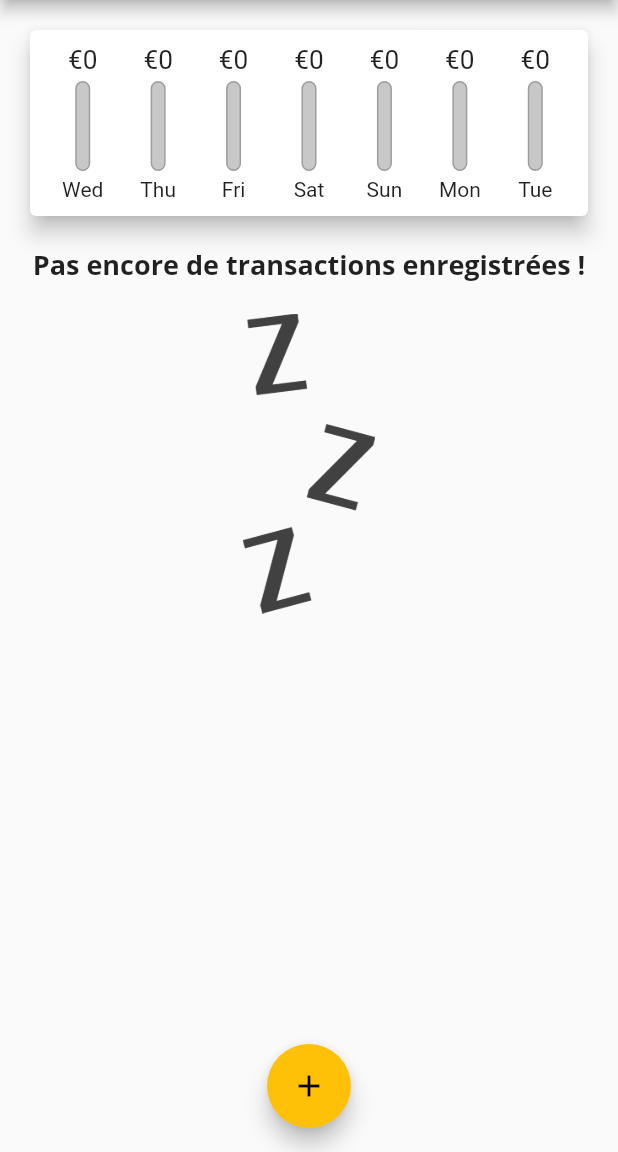
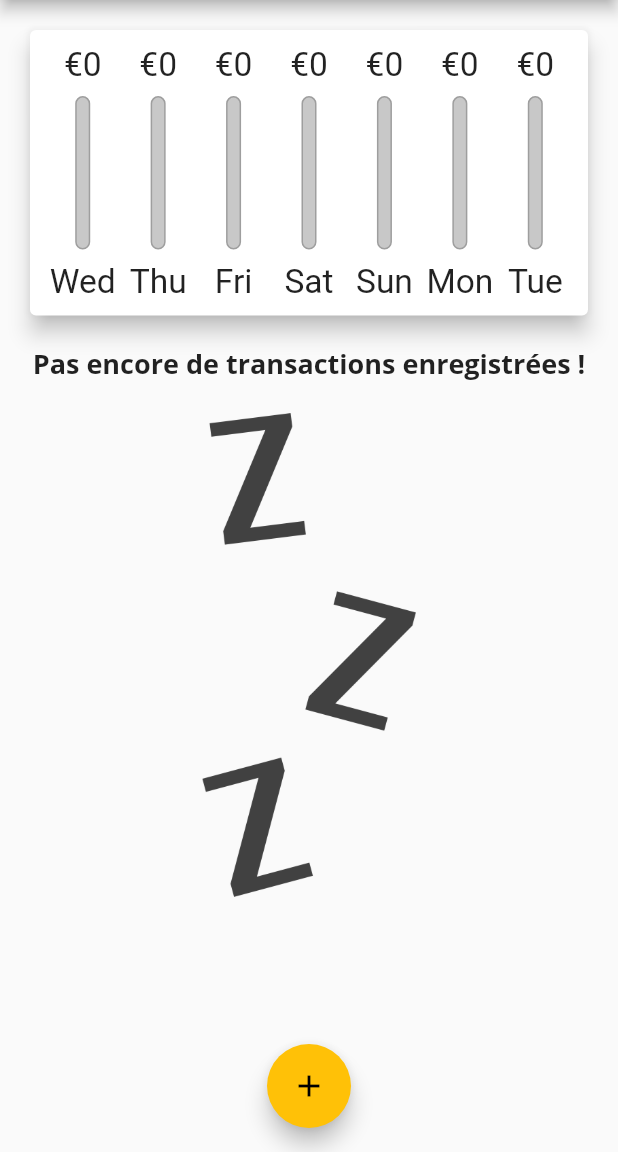
Before and after one commit to BarnabeLB/D-penseAppTuto, a Flutter app: the screen it shows after launch, on a phone screen of 412 x 824 dp, the part 84-1236 px from its top. Run offline on Flutter 3.47's test engine with Material 2 defaults, Android fonts, the phone set to English and light mode, and no system bars.

Commit message:
Add files via upload
Responsivity done with MediaQuery.

to do next :
Adaptivity has to be done with the Cumbertino things, but need a XCode compatible computer to lauch the VM.

```diff
--- a/lib/main.dart
+++ b/lib/main.dart
@@ -1,12 +1,20 @@
 import 'package:expense_planner_app/widgets/chart.dart';
 import 'package:flutter/material.dart';
+import 'package:flutter/services.dart';
 
 import './widgets/new_transaction.dart';
 import './widgets/transaction_list.dart';
 import './widgets/chart.dart';
 import './models/transaction.dart';
 
-void main() => runApp(MyApp());
+void main() {
+  // WidgetsFlutterBinding.ensureInitialized();
+  // SystemChrome.setPreferredOrientations([
+  //   DeviceOrientation.portraitUp,
+  //   DeviceOrientation.portraitDown,
+  // ]);
+  runApp(MyApp());
+}
 
 class MyApp extends StatelessWidget {
   @override
@@ -27,7 +35,6 @@ class MyApp extends StatelessWidget {
                     fontSize: 18),
                 button: TextStyle(color: Colors.white),
               ),
-
           appBarTheme: AppBarTheme(
             textTheme: ThemeData.light().textTheme.copyWith(
                   headline6: TextStyle(
@@ -66,6 +73,7 @@ class _MyHomePageState extends State<MyHomePage> {
     //   date: DateTime.now(),
     // ),
   ];
+  bool _showChart = false;
 
   List<Transaction>? get _recentTransactions {
     return _userTransactions.where((tx) {
@@ -77,7 +85,8 @@ class _MyHomePageState extends State<MyHomePage> {
     }).toList();
   }
 
-  void _addNewTransaction(String txTitle, double txAmount, DateTime chosenDate) {
+  void _addNewTransaction(
+      String txTitle, double txAmount, DateTime chosenDate) {
     final newTx = Transaction(
       title: txTitle,
       amount: txAmount,
@@ -103,7 +112,7 @@ class _MyHomePageState extends State<MyHomePage> {
     );
   }
 
-  void _deleteTransaction(String id){
+  void _deleteTransaction(String id) {
     setState(() {
       _userTransactions.removeWhere((tx) => tx.id == id);
     });
@@ -111,8 +120,11 @@ class _MyHomePageState extends State<MyHomePage> {
 
   @override
   Widget build(BuildContext context) {
-    return Scaffold(
-      appBar: AppBar(
+    final mediaQuery = MediaQuery.of(context);
+    final isLandscape =
+        mediaQuery.orientation == Orientation.landscape;
+
+    final appBar = AppBar(
       title: Text('Dépenses personnelles'),
       actions: <Widget>[
         IconButton(
@@ -120,14 +132,51 @@ class _MyHomePageState extends State<MyHomePage> {
           onPressed: () => _startAddNewTransaction(context),
         ),
       ],
-      ),
+    );
+    final txListWidget = Container(
+      height: (mediaQuery.size.height -
+              appBar.preferredSize.height -
+              mediaQuery.padding.top) *
+          0.7,
+      child: TransactionList(_userTransactions, _deleteTransaction),
+    );
+    return Scaffold(
+      appBar: appBar,
       body: SingleChildScrollView(
         child: Column(
           mainAxisAlignment: MainAxisAlignment.start,
           crossAxisAlignment: CrossAxisAlignment.stretch,
           children: <Widget>[
-            Chart(_recentTransactions!),
-            TransactionList(_userTransactions, _deleteTransaction),
+            if (isLandscape)
+              Row(
+                mainAxisAlignment: MainAxisAlignment.center,
+                children: <Widget>[
+                  Text("Afficher l\'aperçu"),
+                  Switch(
+                      value: _showChart,
+                      onChanged: (val) {
+                        setState(() {
+                          _showChart = val;
+                        });
+                      })
+                ],
+              ),
+              if(!isLandscape)Container(
+                    height: (mediaQuery.size.height -
+                            appBar.preferredSize.height -
+                            mediaQuery.padding.top) *
+                        0.3,
+                    child: Chart(_recentTransactions!),
+                    ),
+                    if(!isLandscape) txListWidget,
+                    if(isLandscape) _showChart
+                ? Container(
+                    height: (mediaQuery.size.height -
+                            appBar.preferredSize.height -
+                            mediaQuery.padding.top) *
+                        0.7,
+                    child: Chart(_recentTransactions!))
+                : txListWidget
           ],
         ),
       ),
--- a/lib/widgets/chart_bar.dart
+++ b/lib/widgets/chart_bar.dart
@@ -9,19 +9,21 @@ class ChartBar extends StatelessWidget {
 
   @override
   Widget build(BuildContext context) {
+    return LayoutBuilder(
+      builder: (ctx, constraints) {
         return Column(
           children: <Widget>[
             Container(
-          height: 20,
+              height: constraints.maxHeight * 0.15,
               child: FittedBox(
                 child: Text('€' + spendingAmount.toStringAsFixed(0)),
               ),
             ),
             SizedBox(
-          height: 4,
+              height: constraints.maxHeight * 0.05,
             ),
             Container(
-          height: 60,
+              height: constraints.maxHeight * 0.6,
               width: 10,
               child: Stack(
                 children: <Widget>[
@@ -45,10 +47,17 @@ class ChartBar extends StatelessWidget {
               ),
             ),
             SizedBox(
-          height: 4,
+              height: constraints.maxHeight * 0.05,
             ),
-        Text(label),
+            Container(
+              height: constraints.maxHeight * 0.15,
+              child: FittedBox(
+                child: Text(label),
+              ),
+            ),
           ],
+        );
+      },
     );
   }
 }
--- a/lib/widgets/new_transaction.dart
+++ b/lib/widgets/new_transaction.dart
@@ -16,13 +16,13 @@ class _NewTransactionState extends State<NewTransaction> {
   DateTime? _selectedDate;
 
   void _submitData() {
-    if(_amountController.text.isEmpty){
+    if (_amountController.text.isEmpty) {
       return;
     }
     final enteredTitle = _titleController.text;
     final enteredAmount = double.parse(_amountController.text);
 
-    if (enteredTitle.isEmpty || enteredAmount <= 0 || _selectedDate== null ) {
+    if (enteredTitle.isEmpty || enteredAmount <= 0 || _selectedDate == null) {
       return;
     }
 
@@ -57,10 +57,16 @@ class _NewTransactionState extends State<NewTransaction> {
 
   @override
   Widget build(BuildContext context) {
-    return Card(
+    return SingleChildScrollView(
+          child: Card(
         elevation: 5,
         child: Container(
-        padding: EdgeInsets.all(10),
+          padding: EdgeInsets.only(
+            top: 10,
+            left: 10,
+            right: 10,
+            bottom: MediaQuery.of(context).viewInsets.bottom + 10,
+          ),
           child: Column(
             crossAxisAlignment: CrossAxisAlignment.end,
             children: <Widget>[
@@ -115,6 +121,7 @@ class _NewTransactionState extends State<NewTransaction> {
             ],
           ),
         ),
+      ),
     );
   }
 }
--- a/lib/widgets/transaction_list.dart
+++ b/lib/widgets/transaction_list.dart
@@ -6,18 +6,16 @@ class TransactionList extends StatelessWidget {
   final List<Transaction> transactions;
   final Function deleteTx;
 
-
-
   TransactionList(this.transactions, this.deleteTx);
 
   @override
   Widget build(BuildContext context) {
-    return Container(
-      height: 450,
     /* pour des listes de plus de 6 ou 7 éléments utiliser le ListView.builder qui ne charge les éléments qu'avant d'apparaître à l'écran */
-      child: transactions
+    return transactions
             .isEmpty //  '?' = si la transaction est vide on affiche text+ image, ':' = sinon on affiche les transactions
-          ? Column(children: <Widget>[
+        ? LayoutBuilder(builder: (ctx, constraints) {
+            return Column(
+              children: <Widget>[
                 Text(
                   'Pas encore de transactions enregistrées !',
                   style: Theme.of(context).textTheme.headline6,
@@ -27,12 +25,14 @@ class TransactionList extends StatelessWidget {
                   height: 20,
                 ),
                 Container(
-                  height: 200,
+                    height: constraints.maxHeight * 0.6,
                     child: Image.asset(
                       'assets/images/waiting.png', // Image.asset wraped dans un container afin que l'image ne prenne pas toute la place, car sinon dépend du parent column qui demande de prendre le plus de place possible à l'écran
                       fit: BoxFit.cover,
                     )),
-            ])
+              ],
+            );
+          })
         : ListView.builder(
             itemCount: transactions.length,
             itemBuilder: (context, index) {
@@ -61,11 +61,18 @@ class TransactionList extends StatelessWidget {
                   subtitle: Text(
                     DateFormat.yMMMd().format(transactions[index].date!),
                   ),
-                    trailing: IconButton(
+                  trailing: MediaQuery.of(context).size.width > 460
+                      ? FlatButton.icon(
+                          icon: Icon(Icons.delete),
+                          label: Text("Supprimer"),
+                          textColor: Theme.of(context).errorColor,
+                          onPressed: () => deleteTx(transactions[index].id),
+                        )
+                      : IconButton(
                           icon: Icon(Icons.delete),
                           color: Theme.of(context).errorColor,
                           onPressed: () => deleteTx(transactions[index].id),
-                    ) ,
+                        ),
                 ),
               );
               // return Card(
@@ -117,7 +124,6 @@ class TransactionList extends StatelessWidget {
               //   ),
               // );
             },
-            ),
           );
   }
 }
```
Also changed, not shown: lib/widgets/chart.dart (indentation only). Lines whose indentation alone changed are shown as unchanged.
